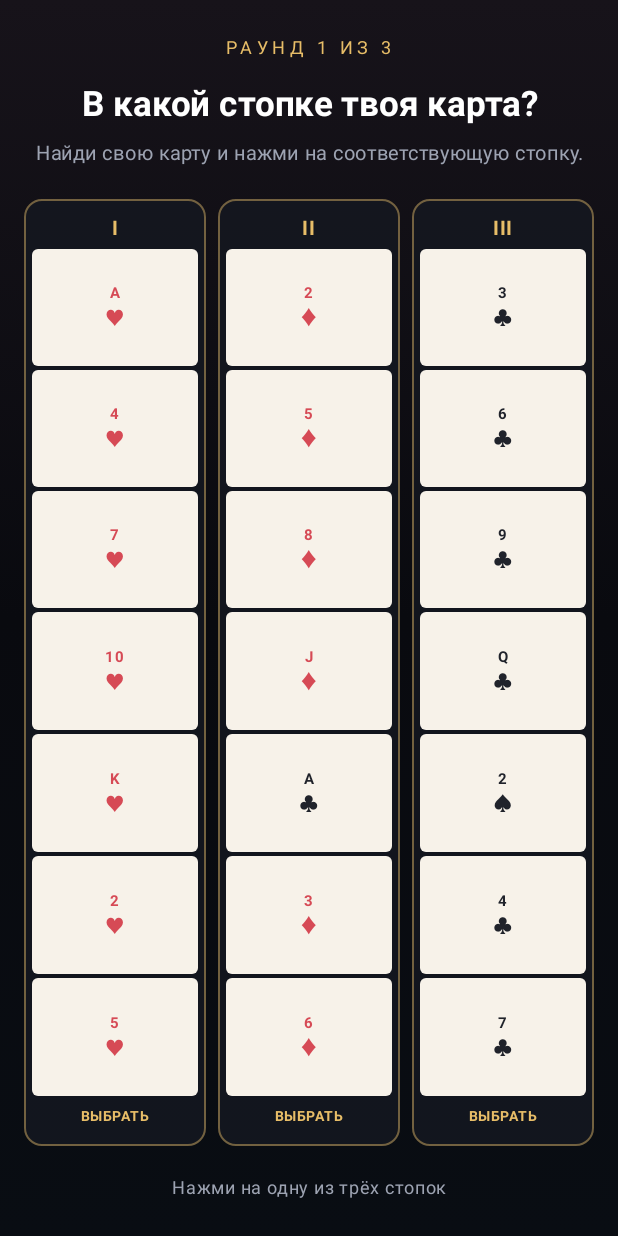
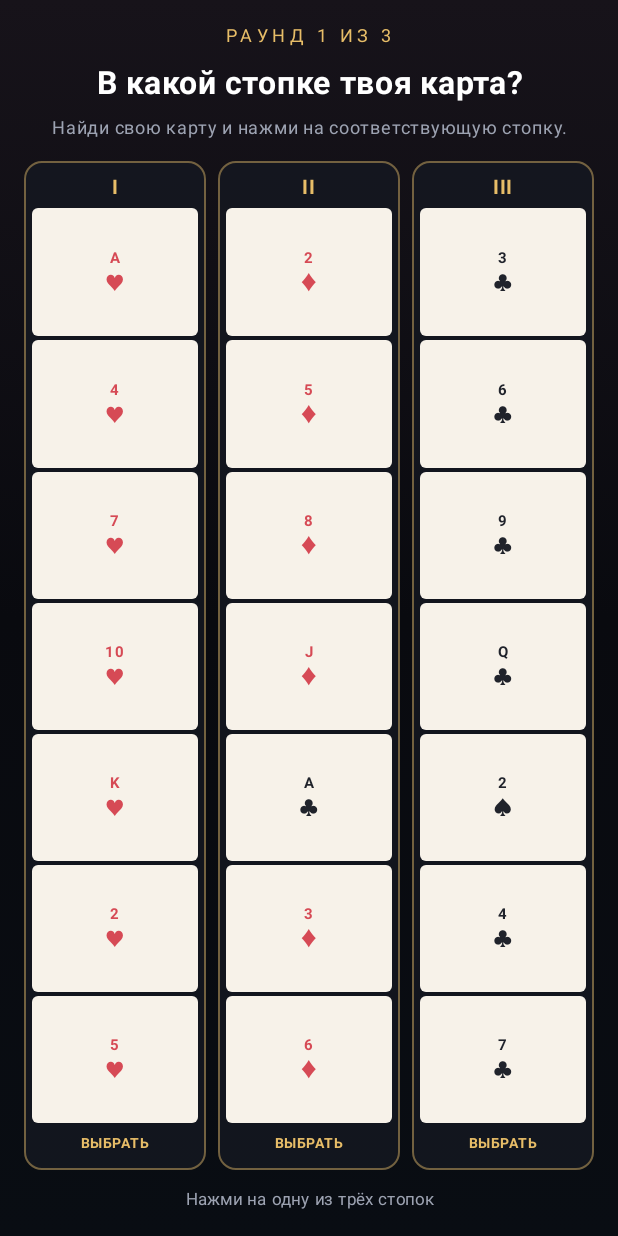
Before and after one commit to Nurullokhons/fokusnik, an Android app built with Jetpack Compose: the screen it shows after launch (MainActivity), after a tap on "Я ЗАПОМНИЛ КАРТУ", on a phone screen of 412 x 824 dp. Run offline under Robolectric (Android 15) with nearby library versions, the phone set to English and light mode, and no system bars; 1 other tap on this screen came first.

Commit message:
Add responsive landscape layouts across the magic trick

```diff
--- a/app/src/main/java/com/fokusnik/MainActivity.kt
+++ b/app/src/main/java/com/fokusnik/MainActivity.kt
@@ -123,92 +123,131 @@ private fun FokusnikApp() {
                 }
             }
 
-            if (roundBanner != 0) {
-                RoundAnnouncement(roundBanner)
+            if (roundBanner != 0) RoundAnnouncement(roundBanner)
+        }
+    }
+}
+
+@Composable
+private fun HomeScreen(onStart: () -> Unit) {
+    BoxWithConstraints(Modifier.fillMaxSize().padding(22.dp)) {
+        val landscape = maxWidth > maxHeight
+        if (landscape) {
+            Row(
+                Modifier.fillMaxSize(),
+                horizontalArrangement = Arrangement.spacedBy(34.dp),
+                verticalAlignment = Alignment.CenterVertically
+            ) {
+                MagicHatMark(Modifier.weight(1f).fillMaxHeight())
+                Column(
+                    Modifier.weight(1.25f),
+                    horizontalAlignment = Alignment.CenterHorizontally,
+                    verticalArrangement = Arrangement.Center
+                ) {
+                    HomeTitle()
+                    Spacer(Modifier.height(24.dp))
+                    GoldButton("НАЧАТЬ ФОКУС", onStart)
+                    Spacer(Modifier.height(12.dp))
+                    Text("Один выбор. Три раунда. Одна тайна.", color = Muted, fontSize = 12.sp, textAlign = TextAlign.Center)
+                }
+            }
+        } else {
+            Column(
+                Modifier.fillMaxSize(),
+                horizontalAlignment = Alignment.CenterHorizontally,
+                verticalArrangement = Arrangement.Center
+            ) {
+                HomeTitle()
+                Spacer(Modifier.height(30.dp))
+                MagicHatMark(Modifier.weight(0.9f).fillMaxWidth())
+                Spacer(Modifier.height(25.dp))
+                GoldButton("НАЧАТЬ ФОКУС", onStart)
+                Spacer(Modifier.height(12.dp))
+                Text("Один выбор. Три раунда. Одна тайна.", color = Muted, fontSize = 12.sp)
             }
         }
     }
 }
 
 @Composable
-private fun HomeScreen(onStart: () -> Unit) {
-    Column(
-        Modifier.fillMaxSize().padding(horizontal = 26.dp, vertical = 30.dp),
-        horizontalAlignment = Alignment.CenterHorizontally,
-        verticalArrangement = Arrangement.Center
-    ) {
-        Text("✦", color = Gold, fontSize = 34.sp)
-        Text("ФОКУСНИК", color = Gold, fontSize = 34.sp, fontWeight = FontWeight.Black, letterSpacing = 5.sp)
-        Text("ИСКУССТВО НЕВОЗМОЖНОГО", color = Muted, fontSize = 10.sp, letterSpacing = 3.sp)
-        Spacer(Modifier.height(42.dp))
+private fun HomeTitle() {
+    Column(horizontalAlignment = Alignment.CenterHorizontally) {
+        Text("✦", color = Gold, fontSize = 30.sp)
+        Text("ФОКУСНИК", color = Gold, fontSize = 31.sp, fontWeight = FontWeight.Black, letterSpacing = 4.sp)
+        Text("ИСКУССТВО НЕВОЗМОЖНОГО", color = Muted, fontSize = 9.sp, letterSpacing = 2.sp)
+    }
+}
+
+@Composable
+private fun MagicHatMark(modifier: Modifier = Modifier) {
     Box(
-            Modifier.size(190.dp, 250.dp).border(1.dp, Gold.copy(alpha = .65f), RoundedCornerShape(18.dp))
+        modifier.border(1.dp, Gold.copy(alpha = .65f), RoundedCornerShape(18.dp))
             .background(Brush.linearGradient(listOf(Color(0xFF351A25), Color(0xFF10131C))), RoundedCornerShape(18.dp)),
         contentAlignment = Alignment.Center
     ) {
-            Column(horizontalAlignment = Alignment.CenterHorizontally) {
-                Text("✧", color = Gold, fontSize = 38.sp)
-                Text("♠", color = Color.White, fontSize = 76.sp)
-                Text("21", color = Gold, fontSize = 28.sp, fontWeight = FontWeight.Bold)
+        Column(horizontalAlignment = Alignment.CenterHorizontally, verticalArrangement = Arrangement.Center) {
+            Text("✧", color = Gold, fontSize = 32.sp)
+            Text("♠", color = Color.White, fontSize = 72.sp)
+            Text("21", color = Gold, fontSize = 26.sp, fontWeight = FontWeight.Bold)
             Text("THE MAGIC TRICK", color = Muted, fontSize = 9.sp, letterSpacing = 2.sp)
         }
-        }
-        Spacer(Modifier.height(42.dp))
-        GoldButton("НАЧАТЬ ФОКУС", onStart)
-        Spacer(Modifier.height(14.dp))
-        Text("Один выбор. Три раунда. Одна тайна.", color = Muted, fontSize = 12.sp)
-        Spacer(Modifier.height(30.dp))
-        Text("21 КАРТА  •  3 СТОПКИ  •  1 СЕКРЕТ", color = Gold.copy(alpha = .75f), fontSize = 9.sp, letterSpacing = 1.5.sp)
     }
 }
 
 @Composable
 private fun IntroScreen(deck: List<PlayingCard>, onContinue: () -> Unit) {
-    Column(
-        Modifier.fillMaxSize().padding(horizontal = 18.dp, vertical = 16.dp),
-        horizontalAlignment = Alignment.CenterHorizontally
-    ) {
+    BoxWithConstraints(Modifier.fillMaxSize().padding(horizontal = 16.dp, vertical = 12.dp)) {
+        val landscape = maxWidth > maxHeight
+        Column(Modifier.fillMaxSize(), horizontalAlignment = Alignment.CenterHorizontally) {
             Text("ПЕРВЫЙ ШАГ", color = Gold, fontSize = 11.sp, letterSpacing = 3.sp)
-        Spacer(Modifier.height(8.dp))
-        Text("Выбери карту в уме", color = Color.White, fontSize = 25.sp, fontWeight = FontWeight.Bold, textAlign = TextAlign.Center)
-        Spacer(Modifier.height(7.dp))
+            Spacer(Modifier.height(5.dp))
+            Text(
+                "Выбери карту в уме",
+                color = Color.White,
+                fontSize = if (landscape) 21.sp else 25.sp,
+                fontWeight = FontWeight.Bold,
+                textAlign = TextAlign.Center
+            )
             Text(
                 "Внимательно посмотри на все 21 карты. Выбери одну и запомни её. Не нажимай на неё и никому не говори, какая это карта.",
-            color = Muted, fontSize = 13.sp, lineHeight = 19.sp, textAlign = TextAlign.Center
+                color = Muted,
+                fontSize = if (landscape) 11.sp else 13.sp,
+                lineHeight = if (landscape) 15.sp else 19.sp,
+                textAlign = TextAlign.Center,
+                modifier = Modifier.padding(top = 5.dp, bottom = 8.dp)
             )
-        Spacer(Modifier.height(13.dp))
             Column(
                 Modifier.weight(1f).fillMaxWidth().verticalScroll(rememberScrollState()),
-            verticalArrangement = Arrangement.spacedBy(7.dp)
+                verticalArrangement = Arrangement.spacedBy(if (landscape) 5.dp else 7.dp)
             ) {
-            deck.chunked(3).forEach { row ->
-                Row(Modifier.fillMaxWidth(), horizontalArrangement = Arrangement.spacedBy(8.dp)) {
+                deck.chunked(if (landscape) 7 else 3).forEach { row ->
+                    Row(Modifier.fillMaxWidth(), horizontalArrangement = Arrangement.spacedBy(7.dp)) {
                         row.forEach { card ->
-                        Box(Modifier.weight(1f)) { FullCard(card) }
+                            Box(Modifier.weight(1f)) { FullCard(card, compact = landscape) }
                         }
                     }
                 }
             }
-        Spacer(Modifier.height(12.dp))
+            Spacer(Modifier.height(8.dp))
             GoldButton("Я ЗАПОМНИЛ КАРТУ", onContinue)
-        Spacer(Modifier.height(5.dp))
-        Text("Карта должна оставаться только в твоей памяти", color = Muted, fontSize = 10.sp, textAlign = TextAlign.Center)
+            Text("Карта должна остаться только в твоей памяти", color = Muted, fontSize = 9.sp, textAlign = TextAlign.Center)
+        }
     }
 }
 
 @Composable
-private fun FullCard(card: PlayingCard) {
+private fun FullCard(card: PlayingCard, compact: Boolean) {
     val ink = if (card.suit.red) Color(0xFFD52F43) else Color(0xFF20232B)
     Column(
-        Modifier.fillMaxWidth().height(67.dp)
+        Modifier.fillMaxWidth().height(if (compact) 55.dp else 67.dp)
             .border(1.dp, Color(0xFFE2D8C8), RoundedCornerShape(8.dp))
             .background(Brush.verticalGradient(listOf(Color(0xFFFFFDF7), Color(0xFFE9E0D0))), RoundedCornerShape(8.dp))
-            .padding(horizontal = 7.dp, vertical = 4.dp),
+            .padding(horizontal = 5.dp, vertical = 3.dp),
         horizontalAlignment = Alignment.CenterHorizontally,
         verticalArrangement = Arrangement.Center
     ) {
-        Text(card.rank, color = ink, fontSize = 17.sp, fontWeight = FontWeight.ExtraBold, lineHeight = 18.sp)
-        Text(card.suit.symbol, color = ink, fontSize = 25.sp, lineHeight = 25.sp)
+        Text(card.rank, color = ink, fontSize = if (compact) 14.sp else 17.sp, fontWeight = FontWeight.ExtraBold, lineHeight = 17.sp)
+        Text(card.suit.symbol, color = ink, fontSize = if (compact) 20.sp else 25.sp, lineHeight = 23.sp)
     }
 }
 
@@ -220,11 +259,11 @@ private fun PilesScreen(
     interactionLocked: Boolean,
     onChoose: (Int) -> Unit
 ) {
-    Column(Modifier.fillMaxSize().padding(horizontal = 16.dp, vertical = 20.dp)) {
+    Column(Modifier.fillMaxSize().padding(horizontal = 16.dp, vertical = 12.dp)) {
         Text("РАУНД $round ИЗ 3", color = Gold, fontSize = 12.sp, letterSpacing = 3.sp, modifier = Modifier.align(Alignment.CenterHorizontally))
-        Spacer(Modifier.height(12.dp))
-        Text("В какой стопке твоя карта?", color = Color.White, fontSize = 23.sp, fontWeight = FontWeight.Bold, textAlign = TextAlign.Center, modifier = Modifier.fillMaxWidth())
-        Text("Найди свою карту и нажми на соответствующую стопку.", color = Muted, fontSize = 13.sp, textAlign = TextAlign.Center, modifier = Modifier.fillMaxWidth().padding(top = 8.dp, bottom = 18.dp))
+        Spacer(Modifier.height(7.dp))
+        Text("В какой стопке твоя карта?", color = Color.White, fontSize = 21.sp, fontWeight = FontWeight.Bold, textAlign = TextAlign.Center, modifier = Modifier.fillMaxWidth())
+        Text("Найди свою карту и нажми на соответствующую стопку.", color = Muted, fontSize = 12.sp, textAlign = TextAlign.Center, modifier = Modifier.fillMaxWidth().padding(top = 5.dp, bottom = 10.dp))
         Row(Modifier.weight(1f), horizontalArrangement = Arrangement.spacedBy(8.dp)) {
             piles.forEachIndexed { pileIndex, cards ->
                 val isSelected = selectedPile == pileIndex
@@ -239,29 +278,23 @@ private fun PilesScreen(
                             color = if (isSelected) Gold else Gold.copy(alpha = .45f),
                             shape = RoundedCornerShape(12.dp)
                         )
-                        .background(
-                            if (isSelected) Color(0xFF393020) else Panel.copy(alpha = .8f),
-                            RoundedCornerShape(12.dp)
-                        )
+                        .background(if (isSelected) Color(0xFF393020) else Panel.copy(alpha = .8f), RoundedCornerShape(12.dp))
                         .clickable(enabled = selectedPile == null && !interactionLocked) { onChoose(pileIndex) }
-                        .padding(horizontal = 5.dp, vertical = 8.dp),
+                        .padding(horizontal = 5.dp, vertical = 6.dp),
                     horizontalAlignment = Alignment.CenterHorizontally,
                     verticalArrangement = Arrangement.SpaceEvenly
                 ) {
                     Text(listOf("I", "II", "III")[pileIndex], color = Gold, fontSize = 13.sp, fontWeight = FontWeight.Bold)
                     cards.forEach { MiniCard(it) }
-                    Text(
-                        if (isSelected) "ВЫБРАНА ✓" else "ВЫБРАТЬ",
-                        color = Gold, fontSize = 9.sp, fontWeight = FontWeight.Bold, letterSpacing = 1.sp
-                    )
+                    Text(if (isSelected) "ВЫБРАНА ✓" else "ВЫБРАТЬ", color = Gold, fontSize = 9.sp, fontWeight = FontWeight.Bold, letterSpacing = 1.sp)
                 }
             }
         }
-        Spacer(Modifier.height(16.dp))
+        Spacer(Modifier.height(8.dp))
         Text(
             if (selectedPile != null) "Стопка выбрана..." else "Нажми на одну из трёх стопок",
             color = if (selectedPile != null) Gold else Muted,
-            fontSize = 12.sp, textAlign = TextAlign.Center, modifier = Modifier.fillMaxWidth()
+            fontSize = 11.sp, textAlign = TextAlign.Center, modifier = Modifier.fillMaxWidth()
         )
     }
 }
@@ -273,24 +306,14 @@ private fun RoundAnnouncement(round: Int) {
         animationSpec = androidx.compose.animation.core.spring(dampingRatio = 0.55f, stiffness = 220f),
         label = "round-announcement"
     )
-    Box(
-        Modifier.fillMaxSize().background(Color.Black.copy(alpha = .84f)),
-        contentAlignment = Alignment.Center
-    ) {
+    Box(Modifier.fillMaxSize().background(Color.Black.copy(alpha = .84f)), contentAlignment = Alignment.Center) {
         Column(horizontalAlignment = Alignment.CenterHorizontally) {
             Text("✦", color = Gold, fontSize = 34.sp)
-            Spacer(Modifier.height(12.dp))
+            Spacer(Modifier.height(8.dp))
             Text("РАУНД", color = Muted, fontSize = 16.sp, letterSpacing = 7.sp)
-            Text(
-                "$round",
-                color = Gold,
-                fontSize = 104.sp,
-                fontWeight = FontWeight.Black,
-                modifier = Modifier.scale(scale)
-            )
-            Spacer(Modifier.height(8.dp))
+            Text("$round", color = Gold, fontSize = 96.sp, fontWeight = FontWeight.Black, modifier = Modifier.scale(scale))
             Text("СМОТРИ ВНИМАТЕЛЬНО", color = Color.White, fontSize = 11.sp, letterSpacing = 3.sp)
-            Spacer(Modifier.height(18.dp))
+            Spacer(Modifier.height(14.dp))
             Text("✧     ✦     ✧", color = Gold.copy(alpha = .8f), fontSize = 22.sp)
         }
     }
@@ -312,32 +335,52 @@ private fun ColumnScope.MiniCard(card: PlayingCard) {
 
 @Composable
 private fun RevealScreen(card: PlayingCard?, onAgain: () -> Unit) {
+    BoxWithConstraints(Modifier.fillMaxSize().padding(18.dp)) {
+        val landscape = maxWidth > maxHeight
+        val ink = if (card?.suit?.red == true) Color(0xFFD52F43) else Color(0xFF171923)
+        if (landscape) {
+            Row(Modifier.fillMaxSize(), horizontalArrangement = Arrangement.spacedBy(30.dp), verticalAlignment = Alignment.CenterVertically) {
+                RevealCard(card, ink, Modifier.weight(1f).fillMaxHeight())
+                Column(Modifier.weight(1.2f), horizontalAlignment = Alignment.CenterHorizontally, verticalArrangement = Arrangement.Center) {
+                    Text("ТАЙНА РАСКРЫТА", color = Gold, fontSize = 12.sp, letterSpacing = 4.sp)
+                    Spacer(Modifier.height(10.dp))
+                    Text("Твоя карта...", color = Color.White, fontSize = 25.sp, fontWeight = FontWeight.Bold)
+                    Spacer(Modifier.height(10.dp))
+                    Text("Совпала?", color = Gold, fontSize = 20.sp, fontWeight = FontWeight.SemiBold)
+                    Text("Магия была рядом всё это время.", color = Muted, fontSize = 12.sp, textAlign = TextAlign.Center)
+                    Spacer(Modifier.height(22.dp))
+                    GoldButton("ПОВТОРИТЬ ФОКУС", onAgain)
+                }
+            }
+        } else {
+            Column(Modifier.fillMaxSize(), horizontalAlignment = Alignment.CenterHorizontally, verticalArrangement = Arrangement.Center) {
+                Text("ТАЙНА РАСКРЫТА", color = Gold, fontSize = 12.sp, letterSpacing = 4.sp)
+                Spacer(Modifier.height(12.dp))
+                Text("Твоя карта...", color = Color.White, fontSize = 27.sp, fontWeight = FontWeight.Bold)
+                Spacer(Modifier.height(18.dp))
+                RevealCard(card, ink, Modifier.height(250.dp).width(178.dp))
+                Spacer(Modifier.height(22.dp))
+                Text("Совпала?", color = Gold, fontSize = 20.sp, fontWeight = FontWeight.SemiBold)
+                Text("Магия была рядом всё это время.", color = Muted, fontSize = 13.sp)
+                Spacer(Modifier.height(24.dp))
+                GoldButton("ПОВТОРИТЬ ФОКУС", onAgain)
+            }
+        }
+    }
+}
+
+@Composable
+private fun RevealCard(card: PlayingCard?, ink: Color, modifier: Modifier = Modifier) {
     val scale by androidx.compose.animation.core.animateFloatAsState(targetValue = 1f, label = "reveal")
-    val ink = if (card?.suit?.red == true) Color(0xFFD52F43) else Color(0xFF171923)
-    Column(
-        Modifier.fillMaxSize().padding(26.dp),
-        horizontalAlignment = Alignment.CenterHorizontally,
-        verticalArrangement = Arrangement.Center
-    ) {
-        Text("ТАЙНА РАСКРЫТА", color = Gold, fontSize = 12.sp, letterSpacing = 4.sp)
-        Spacer(Modifier.height(18.dp))
-        Text("Твоя карта...", color = Color.White, fontSize = 27.sp, fontWeight = FontWeight.Bold)
-        Spacer(Modifier.height(30.dp))
     Box(
-            Modifier.scale(scale).size(205.dp, 290.dp).border(2.dp, Gold, RoundedCornerShape(18.dp))
-                .background(Brush.verticalGradient(listOf(Color(0xFFFFFDF7), Color(0xFFE9E0D0))), RoundedCornerShape(18.dp)).padding(14.dp)
+        modifier.scale(scale).border(2.dp, Gold, RoundedCornerShape(18.dp))
+            .background(Brush.verticalGradient(listOf(Color(0xFFFFFDF7), Color(0xFFE9E0D0))), RoundedCornerShape(18.dp)).padding(12.dp)
     ) {
         if (card != null) {
-                Text(card.label, color = ink, fontSize = 27.sp, fontWeight = FontWeight.Bold)
-                Text(card.suit.symbol, color = ink, fontSize = 92.sp, modifier = Modifier.align(Alignment.Center))
-                Text(card.label, color = ink, fontSize = 27.sp, fontWeight = FontWeight.Bold, modifier = Modifier.align(Alignment.BottomEnd))
+            Text(card.label, color = ink, fontSize = 24.sp, fontWeight = FontWeight.Bold)
+            Text(card.suit.symbol, color = ink, fontSize = 80.sp, modifier = Modifier.align(Alignment.Center))
+            Text(card.label, color = ink, fontSize = 24.sp, fontWeight = FontWeight.Bold, modifier = Modifier.align(Alignment.BottomEnd))
         }
-        }
-        Spacer(Modifier.height(32.dp))
-        Text("Совпала?", color = Gold, fontSize = 20.sp, fontWeight = FontWeight.SemiBold)
-        Text("Магия была рядом всё это время.", color = Muted, fontSize = 13.sp)
-        Spacer(Modifier.height(34.dp))
-        GoldButton("ПОВТОРИТЬ ФОКУС", onAgain)
     }
 }
 
@@ -345,10 +388,10 @@ private fun RevealScreen(card: PlayingCard?, onAgain: () -> Unit) {
 private fun GoldButton(label: String, onClick: () -> Unit) {
     Button(
         onClick = onClick,
-        modifier = Modifier.fillMaxWidth().height(56.dp),
+        modifier = Modifier.fillMaxWidth().height(54.dp),
         shape = RoundedCornerShape(12.dp),
         colors = ButtonDefaults.buttonColors(containerColor = Gold, contentColor = Color(0xFF17120A))
     ) {
-        Text(label, fontSize = 13.sp, fontWeight = FontWeight.ExtraBold, letterSpacing = 1.2.sp)
+        Text(label, fontSize = 12.sp, fontWeight = FontWeight.ExtraBold, letterSpacing = 1.1.sp)
     }
 }
```
Lines whose indentation alone changed are shown as unchanged.
